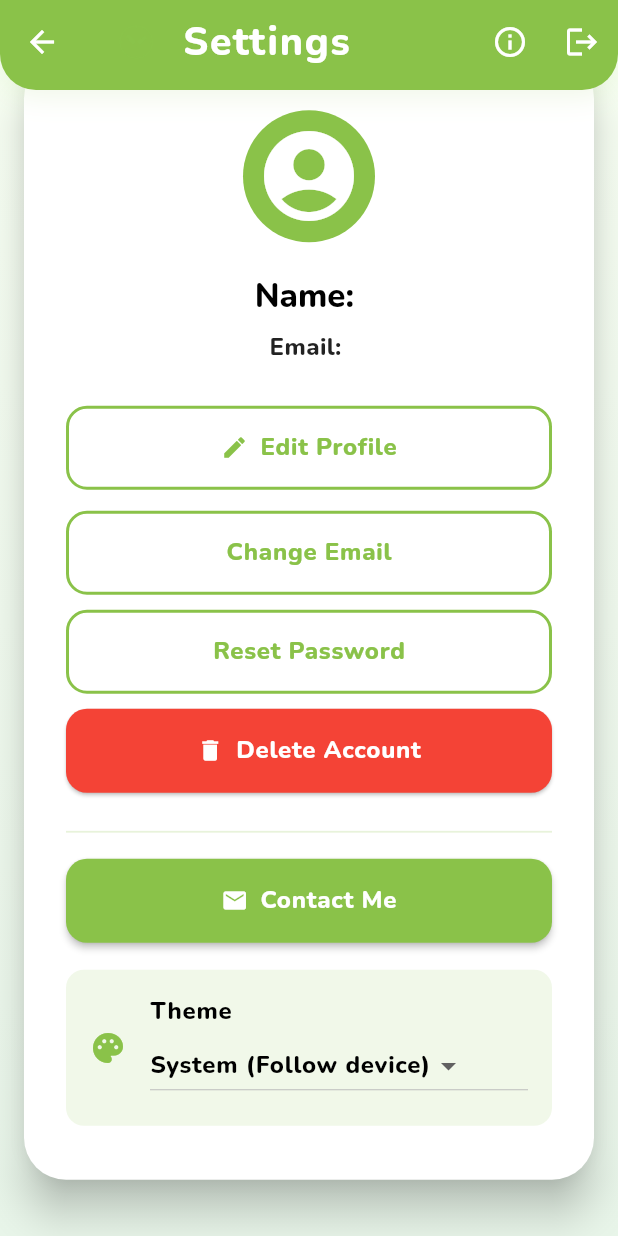
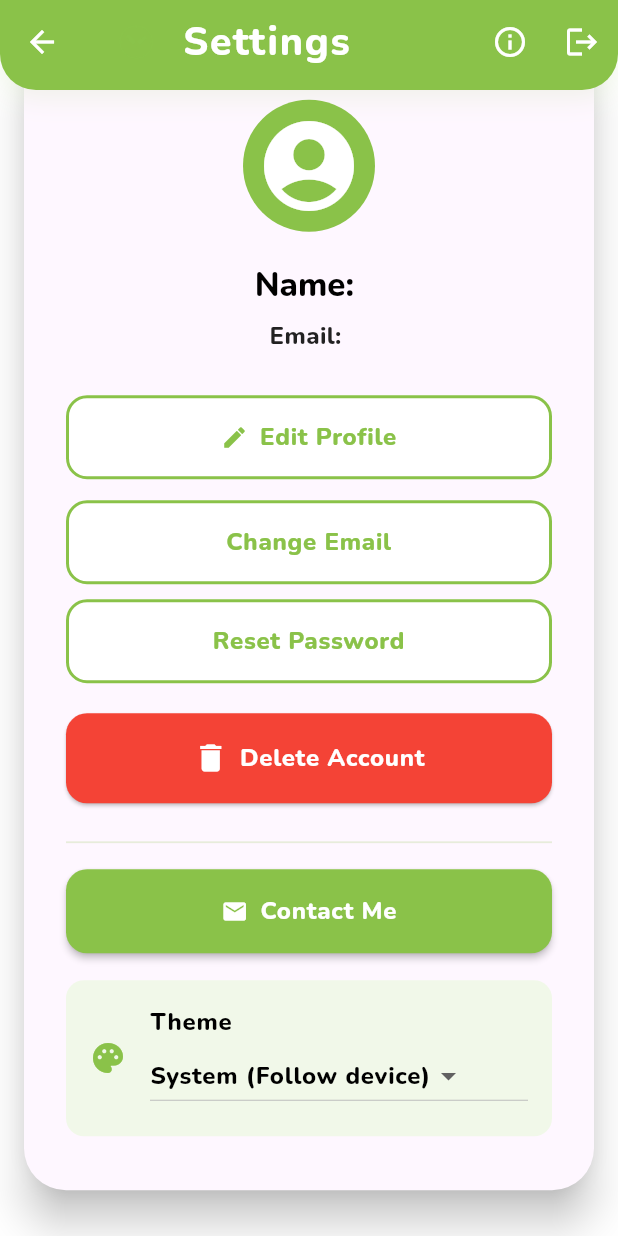
Before and after one commit to MrHasak99/DawaTime, a Flutter app: the SettingsPage screen opened directly, on a phone screen of 412 x 824 dp. Run offline on Flutter 3.47's test engine with Material 3 defaults, Android fonts, the phone set to English and light mode, and no system bars; our stand-ins replace cloud_firestore, firebase_auth, firebase_core, flutter_local_notifications, flutter_timezone, package_info_plus and 3 more; missing offline and left inert: android_intent_plus, background_fetch; accounts and stored records are empty.

Commit message:
feat: simplify settings page layout and enhance user profile editing experience

```diff
--- a/lib/settings.dart
+++ b/lib/settings.dart
@@ -278,16 +278,7 @@ class _SettingsPageState extends State<SettingsPage> {
       ),
       body: Container(
         width: double.infinity,
-        decoration: BoxDecoration(
-          gradient: LinearGradient(
-            colors:
-                Theme.of(context).brightness == Brightness.dark
-                    ? [const Color(0xFF181F13), const Color(0xFF232D1A)]
-                    : [const Color(0xFFF8FFF3), const Color(0xFFE8F5E9)],
-            begin: Alignment.topCenter,
-            end: Alignment.bottomCenter,
-          ),
-        ),
+        color: Theme.of(context).scaffoldBackgroundColor,
         child: Center(
           child: SingleChildScrollView(
             child: ConstrainedBox(
@@ -323,10 +314,7 @@ class _SettingsPageState extends State<SettingsPage> {
                           horizontal: 16,
                           vertical: 18,
                         ),
-                        color:
-                            Theme.of(context).brightness == Brightness.dark
-                                ? const Color(0xFF232D1A)
-                                : Colors.white,
+                        color: Theme.of(context).cardColor,
                         child: Padding(
                           padding: const EdgeInsets.symmetric(
                             vertical: 36,
@@ -370,9 +358,10 @@ class _SettingsPageState extends State<SettingsPage> {
                               ),
                               const SizedBox(height: 28),
 
-                              SizedBox(
-                                width: double.infinity,
-                                child: ElevatedButton.icon(
+                              Column(
+                                crossAxisAlignment: CrossAxisAlignment.stretch,
+                                children: [
+                                  ElevatedButton.icon(
                                     icon: const Icon(
                                       Icons.edit,
                                       color: Color(0xFF8AC249),
@@ -385,6 +374,7 @@ class _SettingsPageState extends State<SettingsPage> {
                                         color: const Color(0xFF8AC249),
                                         fontWeight: FontWeight.bold,
                                       ),
+                                      textAlign: TextAlign.center,
                                     ),
                                     style: ElevatedButton.styleFrom(
                                       backgroundColor:
@@ -404,6 +394,7 @@ class _SettingsPageState extends State<SettingsPage> {
                                         vertical: 16,
                                       ),
                                       elevation: 0,
+                                      alignment: Alignment.center,
                                     ),
                                     onPressed: () async {
                                       final user =
@@ -427,19 +418,23 @@ class _SettingsPageState extends State<SettingsPage> {
                                               ),
                                               title: Text(
                                                 'Edit Profile',
-                                              style: Theme.of(
-                                                context,
-                                              ).textTheme.titleLarge?.copyWith(
-                                                color: Colors.white,
-                                                fontWeight: FontWeight.bold,
+                                                style: Theme.of(context)
+                                                    .textTheme
+                                                    .titleLarge
+                                                    ?.copyWith(
+                                                      color: Colors.white,
+                                                      fontWeight:
+                                                          FontWeight.bold,
                                                     ),
                                               ),
                                               content: SingleChildScrollView(
                                                 child: Column(
-                                                mainAxisSize: MainAxisSize.min,
+                                                  mainAxisSize:
+                                                      MainAxisSize.min,
                                                   children: [
                                                     TextField(
-                                                    controller: nameController,
+                                                      controller:
+                                                          nameController,
                                                       cursorColor: Colors.white,
                                                       style: Theme.of(context)
                                                           .textTheme
@@ -452,11 +447,15 @@ class _SettingsPageState extends State<SettingsPage> {
                                                         labelText: 'Name',
                                                         labelStyle: Theme.of(
                                                               context,
-                                                          ).textTheme.bodyLarge
+                                                            )
+                                                            .textTheme
+                                                            .bodyLarge
                                                             ?.copyWith(
-                                                            color: Colors.white,
-                                                            fontWeight:
-                                                                FontWeight.bold,
+                                                              color:
+                                                                  Colors.white,
+                                                              fontWeight:
+                                                                  FontWeight
+                                                                      .bold,
                                                             ),
                                                         focusedBorder:
                                                             const UnderlineInputBorder(
@@ -492,7 +491,8 @@ class _SettingsPageState extends State<SettingsPage> {
                                                     'Cancel',
                                                     style: TextStyle(
                                                       color: Colors.white,
-                                                    fontWeight: FontWeight.bold,
+                                                      fontWeight:
+                                                          FontWeight.bold,
                                                     ),
                                                   ),
                                                 ),
@@ -502,14 +502,17 @@ class _SettingsPageState extends State<SettingsPage> {
                                                         context,
                                                         true,
                                                       ),
-                                                style: ElevatedButton.styleFrom(
-                                                  backgroundColor: Colors.white,
+                                                  style:
+                                                      ElevatedButton.styleFrom(
+                                                        backgroundColor:
+                                                            Colors.white,
                                                       ),
                                                   child: const Text(
                                                     'Save',
                                                     style: TextStyle(
                                                       color: Color(0xFF8AC249),
-                                                    fontWeight: FontWeight.bold,
+                                                      fontWeight:
+                                                          FontWeight.bold,
                                                     ),
                                                   ),
                                                 ),
@@ -564,13 +567,9 @@ class _SettingsPageState extends State<SettingsPage> {
                                       }
                                     },
                                   ),
-                              ),
-
                                   const SizedBox(height: 14),
 
-                              SizedBox(
-                                width: double.infinity,
-                                child: ElevatedButton(
+                                  ElevatedButton(
                                     style: ElevatedButton.styleFrom(
                                       backgroundColor:
                                           Theme.of(context).brightness ==
@@ -589,6 +588,7 @@ class _SettingsPageState extends State<SettingsPage> {
                                         vertical: 16,
                                       ),
                                       elevation: 0,
+                                      alignment: Alignment.center,
                                     ),
                                     child: Text(
                                       'Change Email',
@@ -598,6 +598,7 @@ class _SettingsPageState extends State<SettingsPage> {
                                         fontWeight: FontWeight.bold,
                                         color: const Color(0xFF8AC249),
                                       ),
+                                      textAlign: TextAlign.center,
                                     ),
                                     onPressed: () async {
                                       final rootContext = context;
@@ -605,7 +606,9 @@ class _SettingsPageState extends State<SettingsPage> {
                                           TextEditingController();
                                       final passwordController =
                                           TextEditingController();
-                                    final emailResult = await showDialog<bool>(
+                                      final emailResult = await showDialog<
+                                        bool
+                                      >(
                                         context: rootContext,
                                         builder:
                                             (context) => AlertDialog(
@@ -717,13 +720,16 @@ class _SettingsPageState extends State<SettingsPage> {
                                                     'Cancel',
                                                     style: TextStyle(
                                                       color: Colors.white,
-                                                    fontWeight: FontWeight.bold,
+                                                      fontWeight:
+                                                          FontWeight.bold,
                                                     ),
                                                   ),
                                                 ),
                                                 ElevatedButton(
-                                                style: ElevatedButton.styleFrom(
-                                                  backgroundColor: Colors.white,
+                                                  style:
+                                                      ElevatedButton.styleFrom(
+                                                        backgroundColor:
+                                                            Colors.white,
                                                       ),
                                                   onPressed:
                                                       () => Navigator.pop(
@@ -734,7 +740,8 @@ class _SettingsPageState extends State<SettingsPage> {
                                                     'Change',
                                                     style: TextStyle(
                                                       color: Color(0xFF8AC249),
-                                                    fontWeight: FontWeight.bold,
+                                                      fontWeight:
+                                                          FontWeight.bold,
                                                     ),
                                                   ),
                                                 ),
@@ -774,7 +781,9 @@ class _SettingsPageState extends State<SettingsPage> {
                                                 builder:
                                                     (context) => AlertDialog(
                                                       backgroundColor:
-                                                        const Color(0xFF8AC249),
+                                                          const Color(
+                                                            0xFF8AC249,
+                                                          ),
                                                       title: const Text(
                                                         'Email Change Requested',
                                                         style: TextStyle(
@@ -794,15 +803,18 @@ class _SettingsPageState extends State<SettingsPage> {
                                                       actions: [
                                                         TextButton(
                                                           onPressed:
-                                                            () => Navigator.pop(
+                                                              () =>
+                                                                  Navigator.pop(
                                                                     context,
                                                                   ),
                                                           child: const Text(
                                                             'OK',
                                                             style: TextStyle(
-                                                            color: Colors.white,
-                                                            fontWeight:
-                                                                FontWeight.bold,
+                                                              color:
+                                                                  Colors.white,
+                                                              fontWeight:
+                                                                  FontWeight
+                                                                      .bold,
                                                             ),
                                                           ),
                                                         ),
@@ -832,11 +844,13 @@ class _SettingsPageState extends State<SettingsPage> {
                                                 ),
                                                 content: Text(
                                                   'Failed to update email: $e',
-                                                style: Theme.of(
-                                                  context,
-                                                ).textTheme.bodyLarge?.copyWith(
-                                                  color: Colors.white,
-                                                  fontWeight: FontWeight.bold,
+                                                  style: Theme.of(context)
+                                                      .textTheme
+                                                      .bodyLarge
+                                                      ?.copyWith(
+                                                        color: Colors.white,
+                                                        fontWeight:
+                                                            FontWeight.bold,
                                                         fontFamily: 'Inter',
                                                       ),
                                                 ),
@@ -847,13 +861,8 @@ class _SettingsPageState extends State<SettingsPage> {
                                       }
                                     },
                                   ),
-                              ),
-
                                   const SizedBox(height: 10),
-
-                              SizedBox(
-                                width: double.infinity,
-                                child: ElevatedButton(
+                                  ElevatedButton(
                                     style: ElevatedButton.styleFrom(
                                       backgroundColor:
                                           Theme.of(context).brightness ==
@@ -872,6 +881,7 @@ class _SettingsPageState extends State<SettingsPage> {
                                         vertical: 16,
                                       ),
                                       elevation: 0,
+                                      alignment: Alignment.center,
                                     ),
                                     child: Text(
                                       'Reset Password',
@@ -881,6 +891,7 @@ class _SettingsPageState extends State<SettingsPage> {
                                         fontWeight: FontWeight.bold,
                                         color: const Color(0xFF8AC249),
                                       ),
+                                      textAlign: TextAlign.center,
                                     ),
                                     onPressed: () async {
                                       final user =
@@ -891,7 +902,9 @@ class _SettingsPageState extends State<SettingsPage> {
                                             context,
                                           ).showSnackBar(
                                             const SnackBar(
-                                            backgroundColor: Color(0xFF8AC249),
+                                              backgroundColor: Color(
+                                                0xFF8AC249,
+                                              ),
                                               content: Text(
                                                 'No user is currently logged in.',
                                                 style: TextStyle(
@@ -942,13 +955,16 @@ class _SettingsPageState extends State<SettingsPage> {
                                                     "Cancel",
                                                     style: TextStyle(
                                                       color: Colors.white,
-                                                    fontWeight: FontWeight.bold,
+                                                      fontWeight:
+                                                          FontWeight.bold,
                                                     ),
                                                   ),
                                                 ),
                                                 ElevatedButton(
-                                                style: ElevatedButton.styleFrom(
-                                                  backgroundColor: Colors.white,
+                                                  style:
+                                                      ElevatedButton.styleFrom(
+                                                        backgroundColor:
+                                                            Colors.white,
                                                       ),
                                                   onPressed:
                                                       () => Navigator.pop(
@@ -959,7 +975,8 @@ class _SettingsPageState extends State<SettingsPage> {
                                                     "Send Email",
                                                     style: TextStyle(
                                                       color: Color(0xFF8AC249),
-                                                    fontWeight: FontWeight.bold,
+                                                      fontWeight:
+                                                          FontWeight.bold,
                                                     ),
                                                   ),
                                                 ),
@@ -979,7 +996,9 @@ class _SettingsPageState extends State<SettingsPage> {
                                             context,
                                           ).showSnackBar(
                                             const SnackBar(
-                                            backgroundColor: Color(0xFF8AC249),
+                                              backgroundColor: Color(
+                                                0xFF8AC249,
+                                              ),
                                               content: Text(
                                                 'Password reset email sent!',
                                                 style: TextStyle(
@@ -1014,7 +1033,9 @@ class _SettingsPageState extends State<SettingsPage> {
                                       }
                                     },
                                   ),
-                              ),
+                                ],
+                              ),
+                              const SizedBox(height: 10),
                               const SizedBox(height: 10),
                               SizedBox(
                                 width: double.infinity,
@@ -1022,6 +1043,18 @@ class _SettingsPageState extends State<SettingsPage> {
                                   icon: const Icon(
                                     Icons.delete,
                                     color: Colors.white,
+                                    size: 24,
+                                  ),
+                                  label: Text(
+                                    "Delete Account",
+                                    style: Theme.of(
+                                      context,
+                                    ).textTheme.bodyLarge?.copyWith(
+                                      fontWeight: FontWeight.bold,
+                                      color: Colors.white,
+                                      letterSpacing: 0.5,
+                                    ),
+                                    textAlign: TextAlign.center,
                                   ),
                                   style: ElevatedButton.styleFrom(
                                     backgroundColor: Colors.red,
@@ -1030,12 +1063,11 @@ class _SettingsPageState extends State<SettingsPage> {
                                       borderRadius: BorderRadius.circular(14),
                                     ),
                                     padding: const EdgeInsets.symmetric(
-                                      vertical: 16,
-                                    ),
-                                  ),
-                                  label: Text(
-                                    "Delete Account",
-                                    style: Theme.of(
+                                      vertical: 18,
+                                    ),
+                                    elevation: 1,
+                                    alignment: Alignment.center,
+                                    textStyle: Theme.of(
                                       context,
                                     ).textTheme.bodyLarge?.copyWith(
                                       fontWeight: FontWeight.bold,
@@ -1398,6 +1430,7 @@ class _SettingsPageState extends State<SettingsPage> {
                                   },
                                 ),
                               ),
+
                               const SizedBox(height: 18),
                               Divider(
                                 color:
```
Lines whose indentation alone changed are shown as unchanged.
